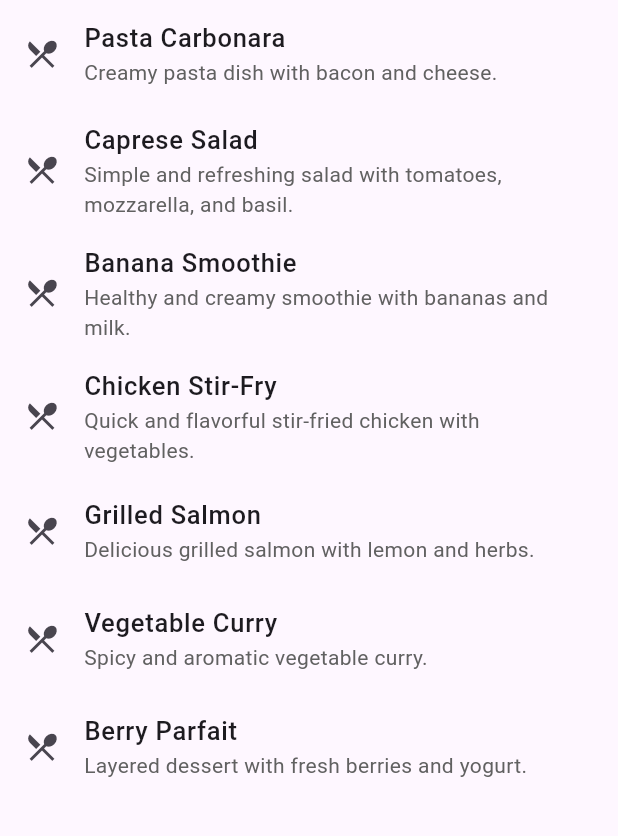
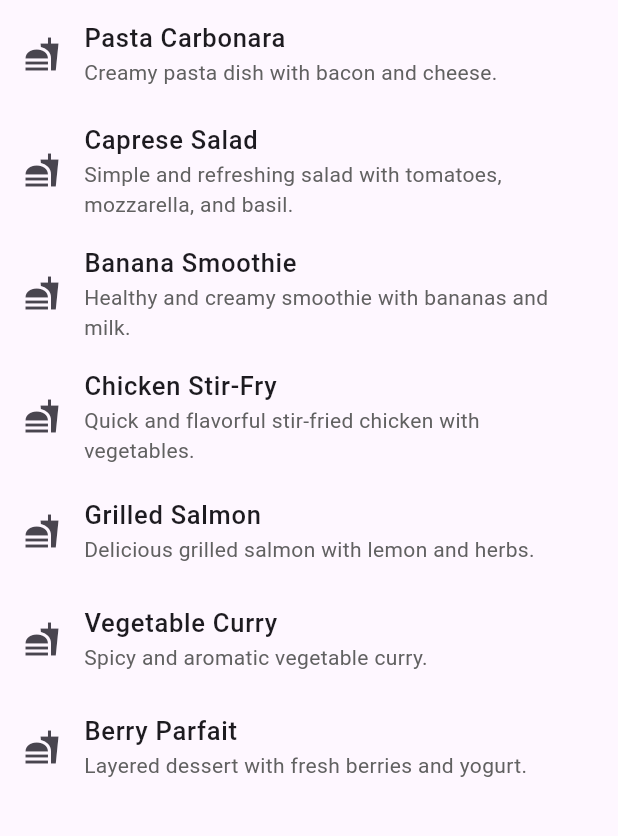
Before and after one commit to Shishir707/Food-Recipe, a Flutter app: the screen it shows after launch, on a phone screen of 412 x 824 dp, the part 84-920 px from its top. Run offline on Flutter 3.47's test engine with Material 3 defaults, Android fonts, the phone set to English and light mode, and no system bars.

Commit message:
change icon to fast food

```diff
--- a/lib/food.dart
+++ b/lib/food.dart
@@ -46,7 +46,7 @@ class _FoodRecipeState extends State<FoodRecipe> {
           final food = recipes[index];
 
           return ListTile(
-            leading: const Icon(Icons.restaurant_menu_sharp),
+            leading: const Icon(Icons.fastfood_sharp),
             title: Text(
               food.title,
               style: const TextStyle(fontSize: 17, fontWeight: FontWeight.w500),
```
